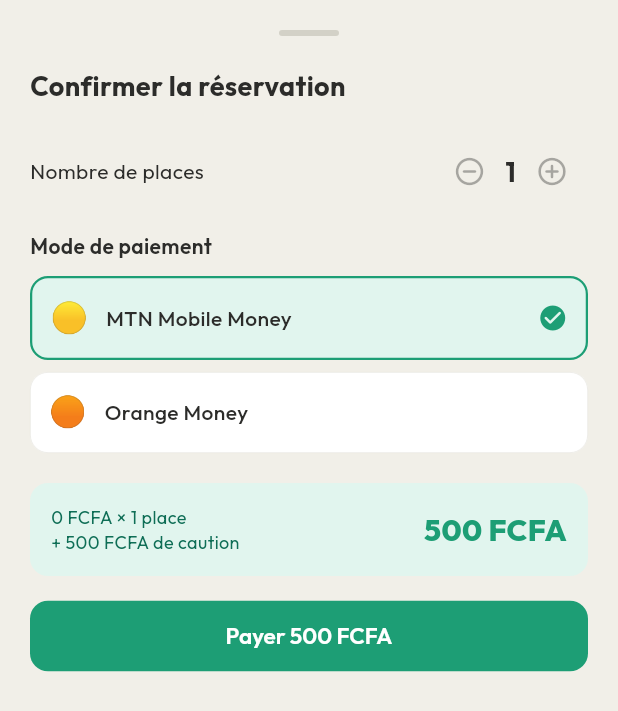
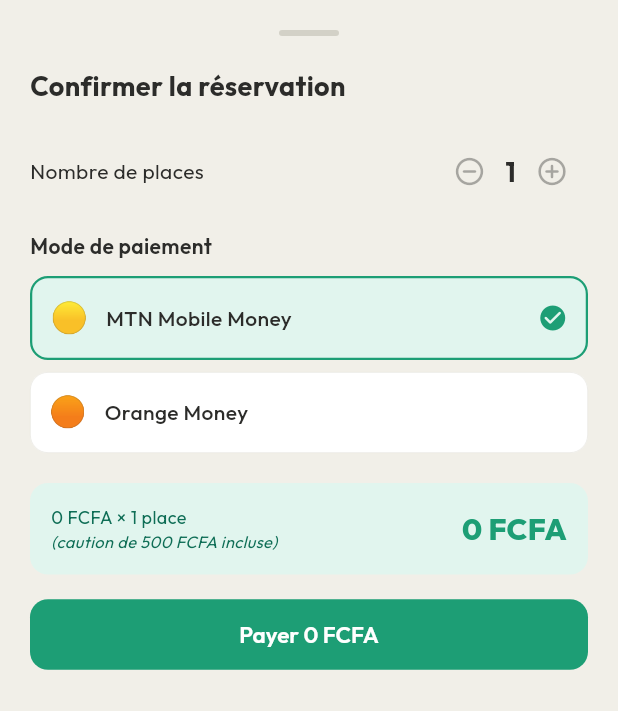
Before and after one commit to Mbonssu/AfriGo, a Flutter app: the _BookingSheet widget shown alone on an empty page, opened directly with empty values, on a phone screen of 412 x 824 dp. Shown: the top 711 px of the screen. Run offline on Flutter 3.47's test engine with Material 3 defaults, Android fonts, the phone set to English and light mode, and no system bars; our stand-ins replace dio, equatable, flutter_riverpod, flutter_secure_storage, geolocator, google_fonts and 4 more; missing offline and left inert: mobile_scanner; accounts and stored records are empty; network calls fail.

Commit message:
fix: Caution incluse dans le prix, pas ajoutée
- La caution de 500 FCFA est INCLUSE dans le prix affiché
- Exemple: Prix 4000 FCFA = 3500 trajet + 500 caution
- Suppression de '+ 500 FCFA' dans le calcul
- Clarification dans tous les textes explicatifs
- Total à payer = prix × nombre de places (sans ajout)

```diff
--- a/covoit/lib/screens/passenger/trip_detail_screen.dart
+++ b/covoit/lib/screens/passenger/trip_detail_screen.dart
@@ -395,7 +395,7 @@
                           const _DetailRow(
                             icon: Icons.security_rounded,
                             label: 'Caution passager',
-                            value: '500 FCFA',
+                            value: '500 FCFA (incluse)',
                           ),
                           const Divider(height: 16),
                           _DetailRow(
@@ -441,7 +441,7 @@
                               ),
                               const SizedBox(height: 4),
                               Text(
-                                'La caution de 500 FCFA est remboursée si le chauffeur annule. En cas d\'annulation de votre part, elle reste acquise.',
+                                'Le prix affiché inclut une caution de 500 FCFA. Elle est remboursée si le chauffeur annule. En cas d\'annulation de votre part, elle reste acquise.',
                                 style: TextStyle(
                                   fontSize: 12,
                                   color:
@@ -486,7 +486,7 @@
                   ),
                 ),
                 Text(
-                  '+ 500 FCFA de caution',
+                  'caution incluse',
                   style: TextStyle(fontSize: 11, color: cs.onSurfaceVariant),
                 ),
               ],
@@ -551,7 +551,9 @@
   @override
   Widget build(BuildContext context) {
     final cs = Theme.of(context).colorScheme;
-    final total = widget.trip.pricePerSeat * _nbSeats + 500;
+    // Le prix affiché inclut déjà la caution de 500 FCFA
+    // Donc pas besoin d'ajouter 500, le total = prix × nombre de places
+    final total = widget.trip.pricePerSeat * _nbSeats;
 
     return Padding(
       padding: EdgeInsets.only(
@@ -662,10 +664,11 @@
                       ),
                     ),
                     const Text(
-                      '+ 500 FCFA de caution',
+                      '(caution de 500 FCFA incluse)',
                       style: TextStyle(
-                        fontSize: 12,
+                        fontSize: 11,
                         color: AppColors.greenDark,
+                        fontStyle: FontStyle.italic,
                       ),
                     ),
                   ],
```
